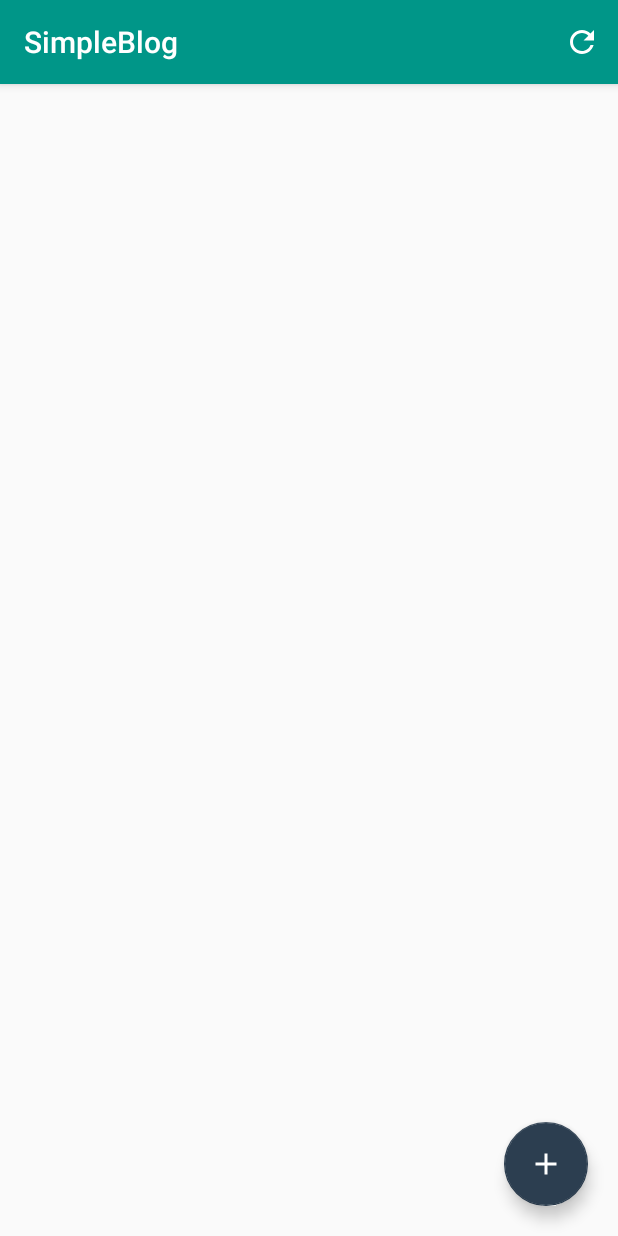
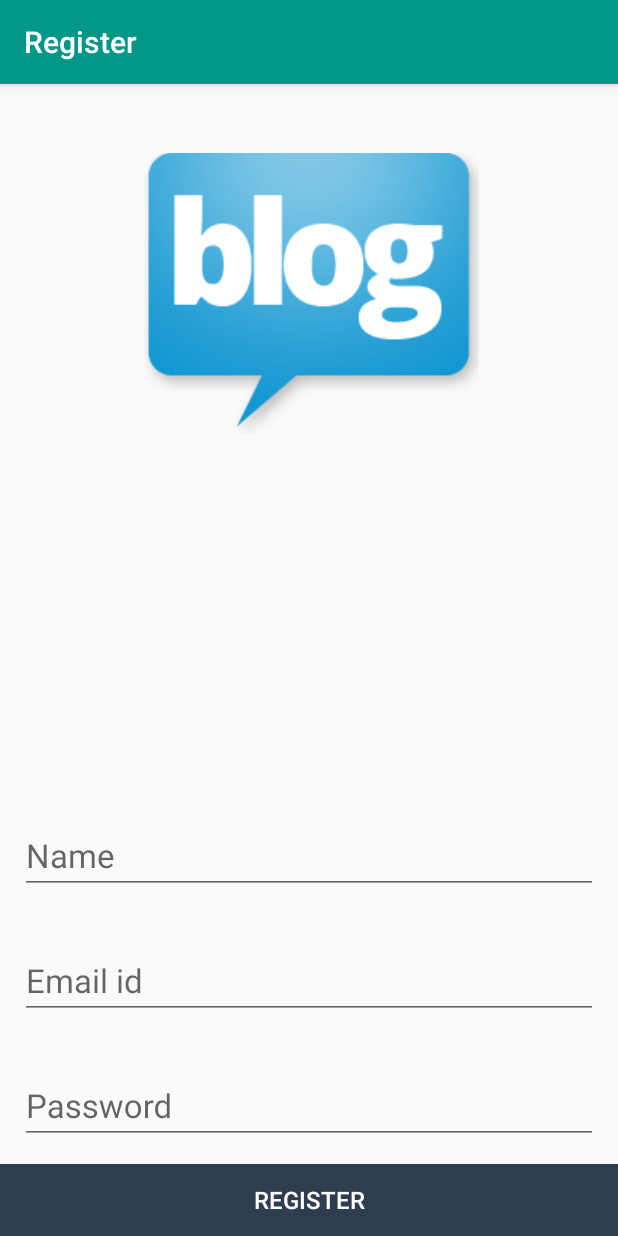
Before and after one commit to shantanu0323/SimpleBlog, an Android app: the screen it shows after launch (MainActivity before the commit, RegisterActivity after it), on a phone screen of 412 x 824 dp. Run offline under Robolectric (Android 15) with nearby library versions, the phone set to English and light mode, and no system bars; our stand-ins replace Firebase (no records; nobody signed in at launch, a user with empty details on screens opened directly), Picasso; libraries missing offline, so code that uses them is left out: com.jakewharton.picasso; 2 statements that could not run were skipped.

Commit message:
Register/Sign Up

```diff
--- a/app/build.gradle
+++ b/app/build.gradle
@@ -31,6 +31,8 @@ dependencies {
     compile 'com.android.support.constraint:constraint-layout:1.0.2'
     compile 'com.google.firebase:firebase-database:10.2.6'
     compile 'com.google.firebase:firebase-storage:10.2.6'
+    compile 'com.google.firebase:firebase-auth:10.2.6'
+    compile 'com.google.android.gms:play-services-auth:10.2.6'
     compile 'com.firebaseui:firebase-ui-database:1.2.0'
     compile 'com.google.firebase:firebase-messaging:10.2.6'
     compile 'com.squareup.picasso:picasso:2.5.2'
--- a/app/src/main/AndroidManifest.xml
+++ b/app/src/main/AndroidManifest.xml
@@ -3,13 +3,14 @@
           package="shantanu.simpleblog">
 
     <uses-permission android:name="android.permission.INTERNET"/>
+
     <application
+        android:name=".SimpleBlog"
         android:allowBackup="true"
         android:icon="@drawable/ic_blog_icon"
         android:label="@string/app_name"
         android:roundIcon="@mipmap/ic_launcher_round"
         android:supportsRtl="true"
-        android:name=".SimpleBlog"
         android:theme="@style/AppTheme">
         <activity android:name=".MainActivity">
             <intent-filter>
@@ -20,6 +21,9 @@
         </activity>
         <activity android:name=".NewPost">
         </activity>
+        <activity android:name=".RegisterActivity"
+            android:label="Register">
+        </activity>
     </application>
 
 </manifest>
--- a/app/src/main/java/shantanu/simpleblog/MainActivity.java
+++ b/app/src/main/java/shantanu/simpleblog/MainActivity.java
@@ -3,6 +3,7 @@ package shantanu.simpleblog;
 import android.app.ProgressDialog;
 import android.content.Context;
 import android.content.Intent;
+import android.support.annotation.NonNull;
 import android.support.design.widget.FloatingActionButton;
 import android.support.v7.app.AppCompatActivity;
 import android.os.Bundle;
@@ -15,6 +16,7 @@ import android.widget.ImageView;
 import android.widget.TextView;
 
 import com.firebase.ui.database.FirebaseRecyclerAdapter;
+import com.google.firebase.auth.FirebaseAuth;
 import com.google.firebase.database.DatabaseReference;
 import com.google.firebase.database.FirebaseDatabase;
 import com.squareup.picasso.Callback;
@@ -29,12 +31,27 @@ public class MainActivity extends AppCompatActivity {
     private ProgressDialog progressDialog = null;
     private boolean flag = true;
 
+    private FirebaseAuth mAuth;
+    private FirebaseAuth.AuthStateListener mAuthListener;
+
     @Override
     protected void onCreate(Bundle savedInstanceState) {
         super.onCreate(savedInstanceState);
         setContentView(R.layout.activity_main);
 
         init();
+
+        mAuth = FirebaseAuth.getInstance();
+        mAuthListener = new FirebaseAuth.AuthStateListener() {
+            @Override
+            public void onAuthStateChanged(@NonNull FirebaseAuth firebaseAuth) {
+                if (firebaseAuth.getCurrentUser() == null) {
+                    Intent intent = new Intent(getApplicationContext(), RegisterActivity.class);
+                    intent.addFlags(Intent.FLAG_ACTIVITY_CLEAR_TOP);
+                    startActivity(intent);
+                }
+            }
+        };
 
         mDatabase = FirebaseDatabase.getInstance().getReference().child("Blogs");
         mDatabase.keepSynced(true);
@@ -55,6 +72,7 @@ public class MainActivity extends AppCompatActivity {
     @Override
     protected void onStart() {
         super.onStart();
+        mAuth.addAuthStateListener(mAuthListener);
         progressDialog.show();
         FirebaseRecyclerAdapter<Blog, BlogViewHolder> adapter = new FirebaseRecyclerAdapter<Blog, BlogViewHolder>(
                 Blog.class,
@@ -122,10 +140,14 @@ public class MainActivity extends AppCompatActivity {
 
     @Override
     public boolean onOptionsItemSelected(MenuItem item) {
-        if (item.getItemId() == R.id.refresh) {
-            // Refresh the News Feeds
+        if (item.getItemId() == R.id.logout) {
+            logout();
         }
         return super.onOptionsItemSelected(item);
+    }
+
+    private void logout() {
+        mAuth.signOut();
     }
 
     private void init() {
--- a/app/src/main/java/shantanu/simpleblog/NewPost.java
+++ b/app/src/main/java/shantanu/simpleblog/NewPost.java
@@ -116,4 +116,10 @@ public class NewPost extends AppCompatActivity {
         uri = null;
         progressDialog = new ProgressDialog(this);
     }
+
+    @Override
+    protected void onPause() {
+        super.onPause();
+        finish();
+    }
 }
--- /dev/null
+++ b/app/src/main/java/shantanu/simpleblog/RegisterActivity.java
@@ -0,0 +1,87 @@
+package shantanu.simpleblog;
+
+import android.app.ProgressDialog;
+import android.content.Intent;
+import android.support.annotation.NonNull;
+import android.support.v7.app.AppCompatActivity;
+import android.os.Bundle;
+import android.text.TextUtils;
+import android.view.View;
+import android.widget.Button;
+import android.widget.EditText;
+
+import com.google.android.gms.tasks.OnCompleteListener;
+import com.google.android.gms.tasks.Task;
+import com.google.firebase.auth.AuthResult;
+import com.google.firebase.auth.FirebaseAuth;
+import com.google.firebase.database.DatabaseReference;
+import com.google.firebase.database.FirebaseDatabase;
+
+public class RegisterActivity extends AppCompatActivity {
+
+    private EditText etName;
+    private EditText etEmail;
+    private EditText etPassword;
+    private Button bRegister;
+
+    private FirebaseAuth mAuth;
+    private ProgressDialog progressDialog;
+    private DatabaseReference mDatabase;
+
+    @Override
+    protected void onCreate(Bundle savedInstanceState) {
+        super.onCreate(savedInstanceState);
+        setContentView(R.layout.activity_register);
+
+        etName = (EditText) findViewById(R.id.etName);
+        etEmail = (EditText) findViewById(R.id.etEmail);
+        etPassword = (EditText) findViewById(R.id.etPassword);
+        bRegister = (Button) findViewById(R.id.bRegister);
+
+        mAuth = FirebaseAuth.getInstance();
+        mDatabase = FirebaseDatabase.getInstance().getReference().child("Users");
+
+        progressDialog = new ProgressDialog(this);
+        bRegister.setOnClickListener(new View.OnClickListener() {
+            @Override
+            public void onClick(View v) {
+                startRegister();
+            }
+        });
+    }
+
+    private void startRegister() {
+        final String name = etName.getText().toString().trim();
+        String email = etEmail.getText().toString().trim();
+        String password = etPassword.getText().toString().trim();
+
+        if (!TextUtils.isEmpty(name) &&
+                !TextUtils.isEmpty(email) &&
+                !TextUtils.isEmpty(password)) {
+            progressDialog.setMessage("Registering...");
+            progressDialog.show();
+
+            mAuth.createUserWithEmailAndPassword(email, password)
+                    .addOnCompleteListener(new OnCompleteListener<AuthResult>() {
+                        @Override
+                        public void onComplete(@NonNull Task<AuthResult> task) {
+                            if (task.isSuccessful()) {
+                                String userId = mAuth.getCurrentUser().getUid();
+
+                                DatabaseReference currentUser = mDatabase.child(userId);
+
+                                currentUser.child("name").setValue(name);
+                                currentUser.child("image").setValue("default");
+
+                                progressDialog.dismiss();
+
+                                Intent intent = new Intent(getApplicationContext(), MainActivity
+                                        .class);
+                                intent.addFlags(Intent.FLAG_ACTIVITY_CLEAR_TOP);
+                                startActivity(intent);
+                            }
+                        }
+                    });
+        }
+    }
+}
--- /dev/null
+++ b/app/src/main/res/layout/activity_register.xml
@@ -0,0 +1,115 @@
+<?xml version="1.0" encoding="utf-8"?>
+<android.support.constraint.ConstraintLayout
+    xmlns:android="http://schemas.android.com/apk/res/android"
+    xmlns:app="http://schemas.android.com/apk/res-auto"
+    xmlns:tools="http://schemas.android.com/tools"
+    android:layout_width="match_parent"
+    android:layout_height="match_parent"
+    android:isScrollContainer="true"
+    tools:context="shantanu.simpleblog.RegisterActivity"
+    android:focusableInTouchMode="true">
+
+    <ImageView
+        android:id="@+id/imageView"
+        android:layout_width="wrap_content"
+        android:layout_height="wrap_content"
+        android:layout_marginLeft="8dp"
+        android:layout_marginRight="8dp"
+        android:layout_marginTop="46dp"
+        app:layout_constraintHorizontal_bias="0.44"
+        app:layout_constraintLeft_toLeftOf="parent"
+        app:layout_constraintRight_toRightOf="parent"
+        app:layout_constraintTop_toTopOf="parent"
+        app:srcCompat="@drawable/ic_blog_icon"/>
+
+    <Button
+        android:id="@+id/bRegister"
+        android:layout_width="0dp"
+        android:layout_height="wrap_content"
+        android:background="@drawable/bg_post_button"
+        android:text="Register"
+        android:textColor="#fff"
+        android:textSize="16sp"
+        app:layout_constraintBottom_toBottomOf="parent"
+        app:layout_constraintLeft_toLeftOf="parent"
+        app:layout_constraintRight_toRightOf="parent"/>
+
+    <android.support.design.widget.TextInputLayout
+        android:layout_width="0dp"
+        android:layout_height="wrap_content"
+        android:layout_marginLeft="8dp"
+        android:layout_marginRight="8dp"
+        android:padding="5dp"
+        app:hintTextAppearance="@style/TextLabel"
+        app:layout_constraintHorizontal_bias="0.0"
+        app:layout_constraintLeft_toLeftOf="parent"
+        app:layout_constraintRight_toRightOf="parent"
+        android:layout_marginBottom="8dp"
+        app:layout_constraintBottom_toTopOf="@+id/textInputLayout2">
+
+        <EditText
+            android:id="@+id/etName"
+            android:layout_width="match_parent"
+            android:layout_height="match_parent"
+            android:ems="10"
+            android:hint="Name"
+            android:inputType="textPersonName"
+            android:textAppearance="@android:style/TextAppearance.DeviceDefault.Large"
+            tools:layout_editor_absoluteX="85dp"
+            tools:layout_editor_absoluteY="351dp"/>
+    </android.support.design.widget.TextInputLayout>
+
+    <android.support.design.widget.TextInputLayout
+        android:layout_width="0dp"
+        android:layout_height="wrap_content"
+        android:layout_marginLeft="8dp"
+        android:layout_marginRight="8dp"
+        android:padding="5dp"
+        app:hintTextAppearance="@style/TextLabel"
+        app:layout_constraintHorizontal_bias="0.0"
+        app:layout_constraintLeft_toLeftOf="parent"
+        app:layout_constraintRight_toRightOf="parent"
+        android:layout_marginBottom="8dp"
+        app:layout_constraintBottom_toTopOf="@+id/textInputLayout"
+        android:id="@+id/textInputLayout2">
+
+        <EditText
+            android:id="@+id/etEmail"
+            android:layout_width="match_parent"
+            android:layout_height="match_parent"
+            android:ems="10"
+            android:hint="Email id"
+            android:inputType="textEmailAddress"
+            android:textAppearance="@android:style/TextAppearance.DeviceDefault.Large"
+            tools:layout_editor_absoluteX="85dp"
+            tools:layout_editor_absoluteY="351dp"/>
+    </android.support.design.widget.TextInputLayout>
+
+    <android.support.design.widget.TextInputLayout
+        android:layout_width="0dp"
+        android:layout_height="wrap_content"
+        android:layout_marginLeft="8dp"
+        android:layout_marginRight="8dp"
+        android:padding="5dp"
+        app:hintTextAppearance="@style/TextLabel"
+        app:layout_constraintHorizontal_bias="0.0"
+        app:layout_constraintLeft_toLeftOf="parent"
+        app:layout_constraintRight_toRightOf="parent"
+        android:layout_marginBottom="8dp"
+        app:layout_constraintBottom_toTopOf="@+id/bRegister"
+        android:id="@+id/textInputLayout">
+
+        <EditText
+            android:id="@+id/etPassword"
+            android:layout_width="match_parent"
+            android:layout_height="match_parent"
+            android:ems="10"
+            android:hint="Password"
+            android:inputType="textPassword"
+            android:textAppearance="@android:style/TextAppearance.DeviceDefault.Large"
+            tools:layout_editor_absoluteX="85dp"
+            tools:layout_editor_absoluteY="351dp"/>
+    </android.support.design.widget.TextInputLayout>
+
+
+</android.support.constraint.ConstraintLayout>
--- a/app/src/main/res/menu/home_menu.xml
+++ b/app/src/main/res/menu/home_menu.xml
@@ -3,8 +3,7 @@
       xmlns:app="http://schemas.android.com/apk/res-auto">
 
     <item
-        android:id="@+id/refresh"
-        android:icon="@drawable/ic_refresh"
-        android:title="@string/refresh"
+        android:id="@+id/logout"
+        android:title="@string/logout"
         app:showAsAction="always"/>
 </menu>
--- a/app/src/main/res/values/strings.xml
+++ b/app/src/main/res/values/strings.xml
@@ -1,4 +1,5 @@
 <resources>
     <string name="app_name">SimpleBlog</string>
     <string name="refresh">Refresh</string>
+    <string name="logout">LOGOUT</string>
 </resources>
--- a/app/src/main/res/values/styles.xml
+++ b/app/src/main/res/values/styles.xml
@@ -7,5 +7,8 @@
         <item name="colorPrimaryDark">@color/colorPrimaryDark</item>
         <item name="colorAccent">@color/colorAccent</item>
     </style>
+    <style name="TextLabel" parent="TextAppearance.Design.Hint">
+        <item name="android:textSize">16sp</item>
+    </style>
 
 </resources>
```
